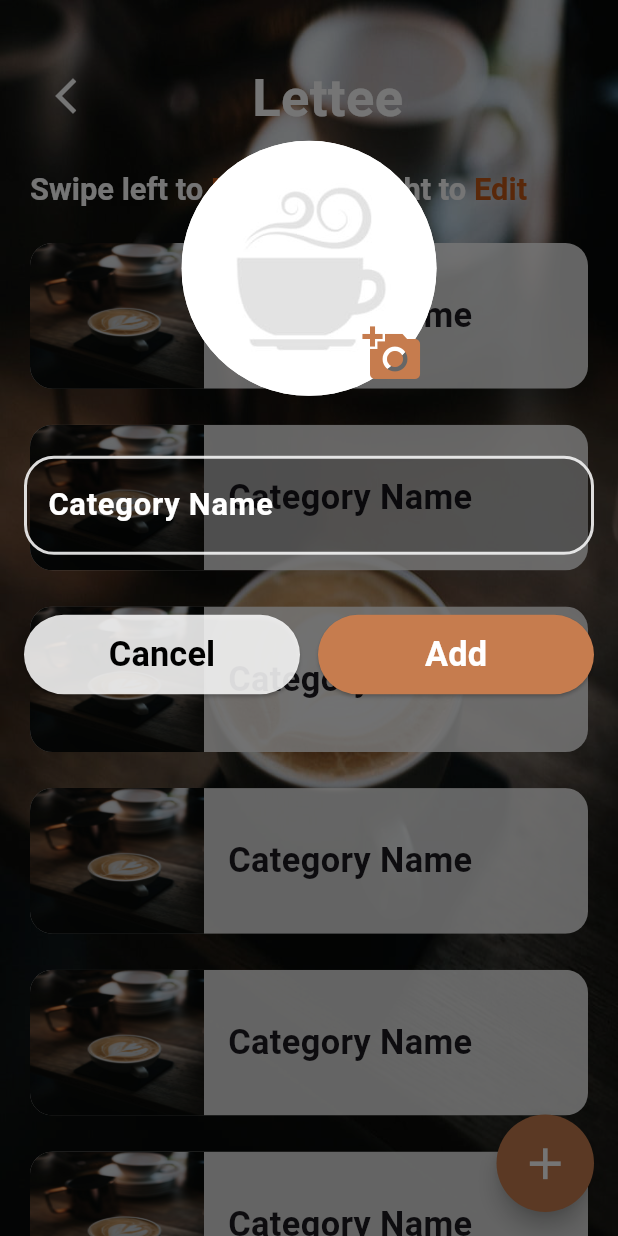
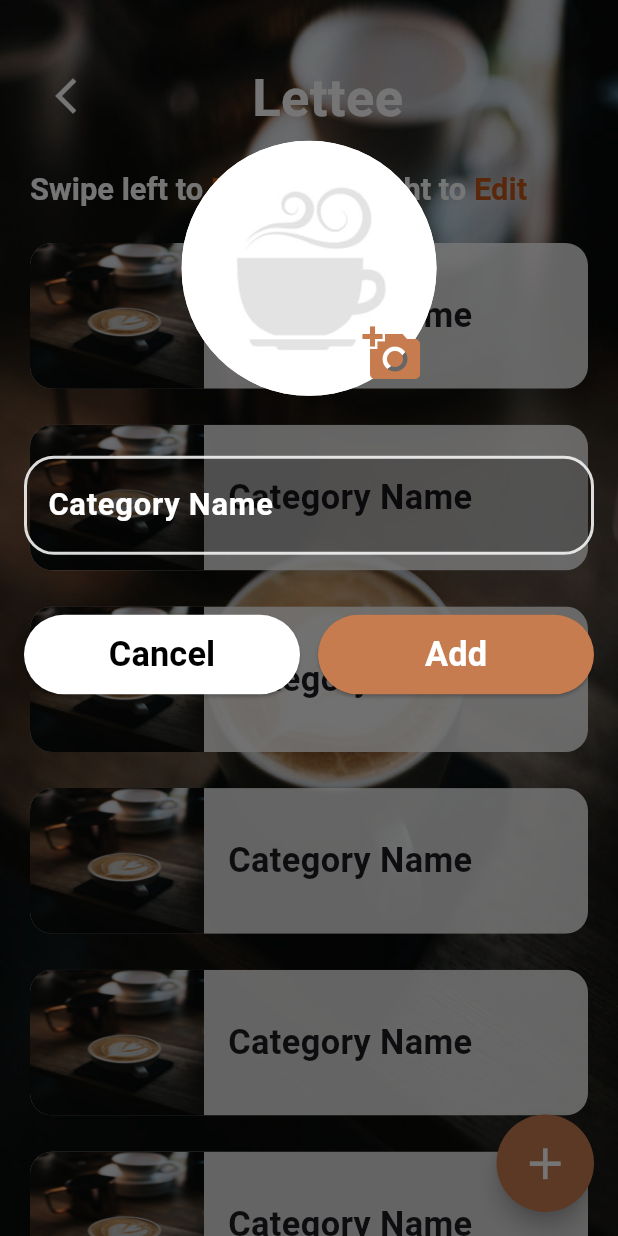
Before and after one commit to seiftarek10/Coffee-Oasis, a Flutter app: the screen it shows after launch, after a tap on the "add" icon, on a phone screen of 412 x 824 dp. Run offline on Flutter 3.47's test engine with Material 3 defaults, Android fonts, the phone set to English and light mode, and no system bars; our stand-ins replace cloud_firestore, dartz, eva_icons_flutter, firebase_core, firebase_storage, flutter_bloc and 5 more; accounts and stored records are empty.

Commit message:
fix loading button issue

```diff
--- a/lib/Core/Widgets/app_button.dart
+++ b/lib/Core/Widgets/app_button.dart
@@ -1,33 +1,53 @@
 import 'package:coffee_oasis/Core/Theme/colors.dart';
 import 'package:coffee_oasis/Core/Theme/fonts.dart';
-import 'package:coffee_oasis/Core/constant.dart';
 import 'package:flutter/material.dart';
 
-class AppButton extends StatelessWidget {
+class AppButton extends StatefulWidget {
   const AppButton({
     super.key,
+    required this.titleColor,
+    required this.backgroundColor,
     required this.title,
-    required this.verticalPadding,
-    required this.onPressed, this.backgroundColor,
+    required this.onPressed,
   });
 
+  final Color titleColor, backgroundColor;
   final String title;
-  final double verticalPadding;
-  final void Function() onPressed;
-  final Color? backgroundColor;
+  final Future<void> Function(Function toggleLoading) onPressed;
+
+  @override
+  // ignore: library_private_types_in_public_api
+  _AppButtonState createState() => _AppButtonState();
+}
+
+class _AppButtonState extends State<AppButton> {
+  bool _isLoading = false;
+
+  void _toggleLoading() {
+    setState(() {
+      _isLoading = !_isLoading;
+    });
+  }
 
   @override
   Widget build(BuildContext context) {
     return ElevatedButton(
-        style: ElevatedButton.styleFrom(
-            shape: RoundedRectangleBorder(
-                borderRadius: BorderRadius.circular(AppConstant.kBorderRadius)),
-            padding: EdgeInsets.symmetric(vertical: verticalPadding),
-            backgroundColor: backgroundColor?? AppColors.kPrimaryColor),
-        onPressed: onPressed,
-        child: Text(
-          title,
-          style: Fonts.font20_700.copyWith(color: Colors.white),
-        ));
+      style: ElevatedButton.styleFrom(
+        overlayColor: AppColors.kPrimaryColor,
+        padding: const EdgeInsets.symmetric(vertical: 10),
+        backgroundColor: widget.backgroundColor,
+      ),
+      onPressed: _isLoading
+          ? null
+          : () async => await widget.onPressed(_toggleLoading),
+      child: _isLoading
+          ? const CircularProgressIndicator(
+              color: Colors.white,
+            )
+          : Text(
+              widget.title,
+              style: Fonts.font20_700.copyWith(color: widget.titleColor),
+            ),
+    );
   }
 }
--- /dev/null
+++ b/lib/Core/Widgets/cancel_button.dart
@@ -0,0 +1,28 @@
+import 'package:coffee_oasis/Core/Theme/colors.dart';
+import 'package:coffee_oasis/Core/Theme/fonts.dart';
+import 'package:flutter/material.dart';
+import 'package:go_router/go_router.dart';
+
+class CancelButton extends StatelessWidget {
+  const CancelButton({
+    super.key,
+    this.onPressed,
+  });
+
+  final void Function()? onPressed;
+
+  @override
+  Widget build(BuildContext context) {
+    return ElevatedButton(
+        style: ElevatedButton.styleFrom(
+            overlayColor: AppColors.kPrimaryColor,
+            padding: const EdgeInsets.symmetric(vertical: 10),
+            backgroundColor: Colors.white),
+        onPressed: onPressed ??
+            () {
+              GoRouter.of(context).pop();
+            },
+        child: Text('Cancel',
+            style: Fonts.font20_700.copyWith(color: Colors.black)));
+  }
+}
--- a/lib/Features/Owner/Presentation/Views/Widgets/Bloc Widgets/add_category_bloc_listner.dart
+++ b/lib/Features/Owner/Presentation/Views/Widgets/Bloc Widgets/add_category_bloc_listner.dart
@@ -9,22 +9,18 @@ import 'package:go_router/go_router.dart';
 
 class AddCategoryBlocListner extends StatelessWidget {
   const AddCategoryBlocListner({super.key});
-  static bool isLoading = false;
+
   @override
   Widget build(BuildContext context) {
     return BlocListener<AddCategoryCubit, AddCategoryState>(
         listener: (context, state) {
       if (state is AddCategoryFailureState) {
         failedMessage(context: context, message: state.errMessage);
-        isLoading = false;
       } else if (state is AddCategorySuccessState) {
         GoRouter.of(context).pop();
-        isLoading = false;
         successMessage(
             context: context,
             message: 'The category has been added successfully');
-      } else if (state is AddCategoryLoadingState) {
-        isLoading = true;
       }
     }, child: const ManageCategoryForm(
 
--- a/lib/Features/Owner/Presentation/Views/Widgets/Category Page Widgets/edit_coffee_form.dart
+++ b/lib/Features/Owner/Presentation/Views/Widgets/Category Page Widgets/edit_coffee_form.dart
@@ -1,7 +1,6 @@
 import 'package:coffee_oasis/Core/Helpers/space.dart';
 import 'package:coffee_oasis/Features/Owner/Presentation/Views/Widgets/Dialog/coffee_photo_buttton.dart';
 import 'package:coffee_oasis/Core/Widgets/app_text_field.dart';
-import 'package:coffee_oasis/Features/Owner/Presentation/Views/Widgets/Dialog/form_buttons.dart';
 import 'package:flutter/material.dart';
 
 class EditCoffeeDrinkForm extends StatelessWidget {
--- a/lib/Features/Owner/Presentation/Views/Widgets/Dialog/button.dart
+++ /dev/null
@@ -1,34 +0,0 @@
-import 'package:coffee_oasis/Core/Theme/colors.dart';
-import 'package:coffee_oasis/Core/Theme/fonts.dart';
-import 'package:flutter/material.dart';
-
-class DialogButton extends StatelessWidget {
-  const DialogButton({
-    super.key,
-    required this.titleColor,
-    required this.backgroundColor,
-    required this.title,
-    required this.onPressed,
-    this.isLoading,
-  });
-
-  final Color titleColor, backgroundColor;
-  final String title;
-  final void Function() onPressed;
-  final bool? isLoading;
-
-  @override
-  Widget build(BuildContext context) {
-    return ElevatedButton(
-        style: ElevatedButton.styleFrom(
-            overlayColor: AppColors.kPrimaryColor,
-            padding: const EdgeInsets.symmetric(vertical: 10),
-            backgroundColor: backgroundColor),
-        onPressed: onPressed,
-        child: (isLoading == null) || (isLoading == false)
-            ? Text(title, style: Fonts.font20_700.copyWith(color: titleColor))
-            : const CircularProgressIndicator(
-                color: Colors.white,
-              ));
-  }
-}
--- a/lib/Features/Owner/Presentation/Views/Widgets/Dialog/form_buttons.dart
+++ b/lib/Features/Owner/Presentation/Views/Widgets/Dialog/form_buttons.dart
@@ -1,8 +1,7 @@
 import 'package:coffee_oasis/Core/Theme/colors.dart';
-import 'package:coffee_oasis/Features/Owner/Presentation/Views/Widgets/Dialog/button.dart';
-import 'package:coffee_oasis/Features/Owner/Presentation/Views/Widgets/Dialog/statefull_button.dart';
+import 'package:coffee_oasis/Core/Widgets/app_button.dart';
+import 'package:coffee_oasis/Core/Widgets/cancel_button.dart';
 import 'package:flutter/material.dart';
-import 'package:go_router/go_router.dart';
 
 class FormButtons extends StatelessWidget {
   const FormButtons(
@@ -19,19 +18,11 @@ class FormButtons extends StatelessWidget {
     return Row(
       children: [
         Expanded(
-          child: DialogButton(
-            title: 'Cancel',
-            titleColor: Colors.black,
-            backgroundColor: AppColors.kWhiteObacity,
-            onPressed: cancel ??
-                () {
-                  GoRouter.of(context).pop();
-                },
-          ),
+          child: CancelButton(onPressed: cancel),
         ),
         const SizedBox(width: 12),
         Expanded(
-          child: StatefulDialogButton(
+          child: AppButton(
             title: buttonTitle,
             titleColor: Colors.white,
             backgroundColor: AppColors.kPrimaryColor,
--- a/lib/Features/Owner/Presentation/Views/Widgets/Dialog/statefull_button.dart
+++ /dev/null
@@ -1,51 +0,0 @@
-import 'package:coffee_oasis/Core/Theme/colors.dart';
-import 'package:coffee_oasis/Core/Theme/fonts.dart';
-import 'package:flutter/material.dart';
-
-class StatefulDialogButton extends StatefulWidget {
-  const StatefulDialogButton({
-    super.key,
-    required this.titleColor,
-    required this.backgroundColor,
-    required this.title,
-    required this.onPressed,
-  });
-
-  final Color titleColor, backgroundColor;
-  final String title;
-  final Future<void> Function(Function toggleLoading) onPressed;
-
-  @override
-  // ignore: library_private_types_in_public_api
-  _StatefulDialogButtonState createState() => _StatefulDialogButtonState();
-}
-
-class _StatefulDialogButtonState extends State<StatefulDialogButton> {
-  bool _isLoading = false;
-
-  void _toggleLoading() {
-    setState(() {
-      _isLoading = !_isLoading;
-    });
-  }
-
-  @override
-  Widget build(BuildContext context) {
-    return ElevatedButton(
-      style: ElevatedButton.styleFrom(
-        overlayColor: AppColors.kPrimaryColor,
-        padding: const EdgeInsets.symmetric(vertical: 10),
-        backgroundColor: widget.backgroundColor,
-      ),
-      onPressed: _isLoading ? null : () async => await widget.onPressed(_toggleLoading),
-      child: _isLoading
-          ? const CircularProgressIndicator(
-              color: Colors.white,
-            )
-          : Text(
-              widget.title,
-              style: Fonts.font20_700.copyWith(color: widget.titleColor),
-            ),
-    );
-  }
-}
--- a/lib/Features/Staff/Presentation/Views/Widgets/Order Details Widgets/button.dart
+++ b/lib/Features/Staff/Presentation/Views/Widgets/Order Details Widgets/button.dart
@@ -1,4 +1,4 @@
-import 'package:coffee_oasis/Core/Widgets/app_button.dart';
+import 'package:coffee_oasis/Core/Widgets/cancel_button.dart';
 import 'package:flutter/material.dart';
 
 class StaffOrderDetailsButton extends StatelessWidget {
@@ -6,6 +6,6 @@ class StaffOrderDetailsButton extends StatelessWidget {
 
   @override
   Widget build(BuildContext context) {
-    return AppButton(title: 'Submit', verticalPadding: 20, onPressed: () {});
+    return const CancelButton();
   }
 }
```
Also changed, not shown: lib/Core/Widgets/Profile/edit_profile_field.dart (+7 -18 lines), lib/Features/Auth/Presentation/Views/Widgets/sign_in_form.dart (+4 -3 lines), lib/Features/Auth/Presentation/Views/Widgets/sign_up_form.dart (+4 -3 lines), lib/Features/Owner/Presentation/Views/Widgets/Category Page Widgets/add_coffee_form.dart (+4 -7 lines), lib/Features/Owner/Presentation/Views/Widgets/Dialog/edit_work_time_body.dart (+7 -17 lines), lib/Features/Owner/Presentation/Views/Widgets/Manage Category/form.dart (+2 -5 lines), lib/Features/User/Presentation/Views/Widgets/Coffee Details  View Widgtss/bottom_bar.dart (+4 -8 lines).
